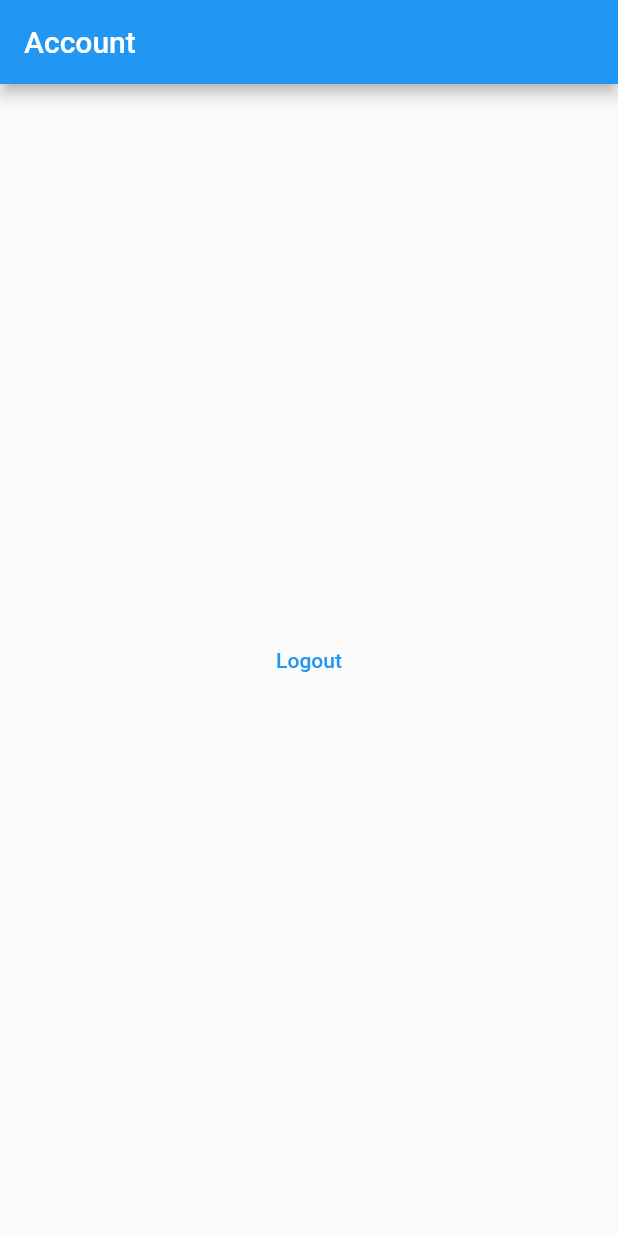
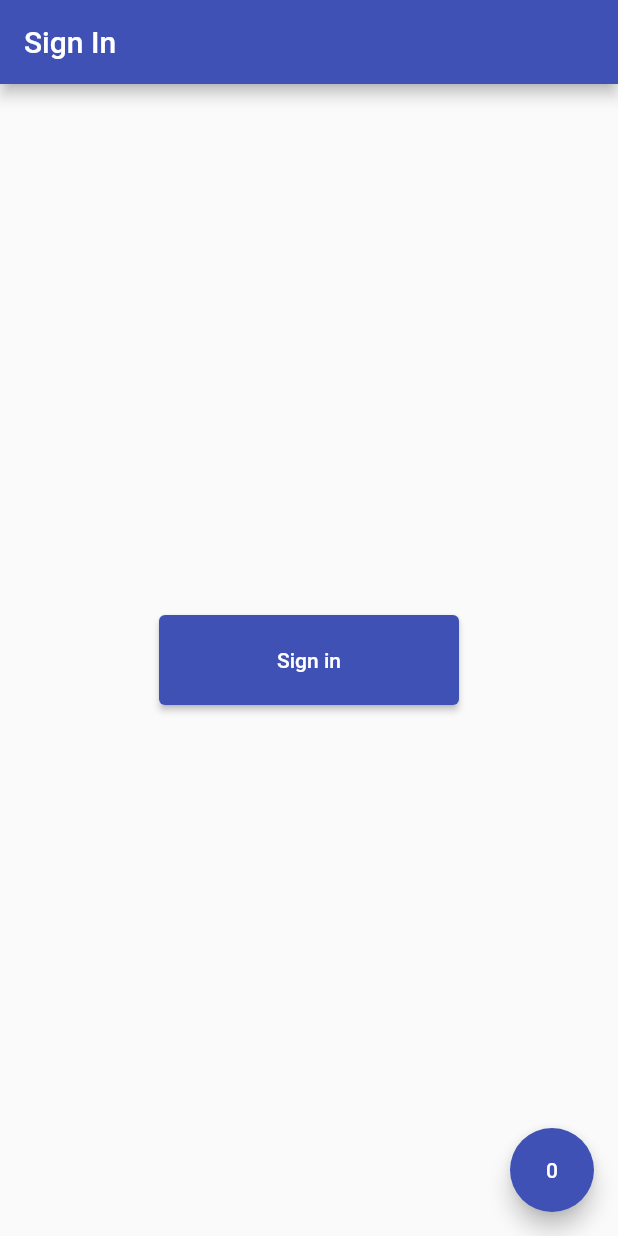
Before and after one commit to bizz84/async_notifier_example_riverpod, a Flutter app: the screen it shows after launch, on a phone screen of 412 x 824 dp. Run offline on Flutter 3.47's test engine with Material 2 defaults, Android fonts, the light colour scheme and no system bars; our stand-ins replace flutter_riverpod, riverpod_annotation; generated files the repository leaves out were written again.

Commit message:
Complete example with AuthController, counter

```diff
--- a/lib/account_screen.dart
+++ /dev/null
@@ -1,41 +0,0 @@
-import 'package:async_notifier_example_riverpod/account_screen_controller.dart';
-import 'package:flutter/material.dart';
-import 'package:flutter_riverpod/flutter_riverpod.dart';
-
-/// Simple account screen showing some user info and a logout button.
-class AccountScreen extends ConsumerWidget {
-  const AccountScreen({super.key});
-
-  @override
-  Widget build(BuildContext context, WidgetRef ref) {
-    ref.listen<AsyncValue>(
-      accountScreenControllerProvider,
-      (_, state) {
-        if (state.hasError) {
-          ScaffoldMessenger.of(context).showSnackBar(
-            SnackBar(content: Text(state.asError.toString())),
-          );
-        }
-      },
-    );
-    final state = ref.watch(accountScreenControllerProvider);
-    return Scaffold(
-      appBar: AppBar(
-        title: state.isLoading
-            ? const CircularProgressIndicator(
-                valueColor: AlwaysStoppedAnimation(Colors.white),
-              )
-            : const Text('Account'),
-      ),
-      body: Center(
-        child: TextButton(
-          onPressed: state.isLoading
-              ? null
-              : () =>
-                  ref.read(accountScreenControllerProvider.notifier).signOut(),
-          child: const Text('Logout'),
-        ),
-      ),
-    );
-  }
-}
--- a/lib/main.dart
+++ b/lib/main.dart
@@ -1,4 +1,4 @@
-import 'package:async_notifier_example_riverpod/account_screen.dart';
+import 'package:async_notifier_example_riverpod/widgets/auth_widget.dart';
 import 'package:flutter/material.dart';
 import 'package:flutter_riverpod/flutter_riverpod.dart';
 
@@ -13,10 +13,9 @@ class MyApp extends StatelessWidget {
   Widget build(BuildContext context) {
     return MaterialApp(
       title: 'Flutter Demo',
-      theme: ThemeData(
-        primarySwatch: Colors.blue,
-      ),
-      home: const AccountScreen(),
+      debugShowCheckedModeBanner: false,
+      theme: ThemeData(primarySwatch: Colors.indigo),
+      home: const AuthWidget(),
     );
   }
 }
--- a/lib/fake_auth_repository.dart
+++ b/lib/repositories/fake_auth_repository.dart
@@ -2,12 +2,13 @@ import 'dart:async';
 
 import 'package:flutter_riverpod/flutter_riverpod.dart';
 
+/// A fake repository class to be used by the notifiers
 class FakeAuthRepository {
   FakeAuthRepository() {
     _authStateController.add(false);
   }
 
-  final _authStateController = StreamController<bool>.broadcast();
+  final _authStateController = StreamController<bool>();
   Stream<bool> authStateChanges() => _authStateController.stream;
 
   Future<void> signInAnonymously() async {
--- /dev/null
+++ b/lib/widgets/auth_button.dart
@@ -0,0 +1,33 @@
+import 'package:async_notifier_example_riverpod/notifiers/auth_controller.dart';
+import 'package:flutter/material.dart';
+import 'package:flutter_riverpod/flutter_riverpod.dart';
+
+// auth button that can be used for signing in or signing out
+class AuthButton extends ConsumerWidget {
+  const AuthButton({super.key, required this.text, required this.onPressed});
+  final String text;
+  final VoidCallback onPressed;
+
+  @override
+  Widget build(BuildContext context, WidgetRef ref) {
+    ref.listen<AsyncValue<void>>(
+      authControllerProvider,
+      (_, state) {
+        if (state.hasError) {
+          ScaffoldMessenger.of(context).showSnackBar(
+            SnackBar(content: Text(state.asError.toString())),
+          );
+        }
+      },
+    );
+    final state = ref.watch(authControllerProvider);
+    return SizedBox(
+      width: 200,
+      height: 60,
+      child: ElevatedButton(
+        onPressed: state.isLoading ? null : onPressed,
+        child: state.isLoading ? const CircularProgressIndicator() : Text(text),
+      ),
+    );
+  }
+}
--- /dev/null
+++ b/lib/widgets/auth_widget.dart
@@ -0,0 +1,26 @@
+import 'package:async_notifier_example_riverpod/repositories/fake_auth_repository.dart';
+import 'package:async_notifier_example_riverpod/widgets/sign_in_screen.dart';
+import 'package:async_notifier_example_riverpod/widgets/sign_out_screen.dart';
+import 'package:flutter/material.dart';
+import 'package:flutter_riverpod/flutter_riverpod.dart';
+
+class AuthWidget extends ConsumerWidget {
+  const AuthWidget({super.key});
+
+  @override
+  Widget build(BuildContext context, WidgetRef ref) {
+    final authStateAsync = ref.watch(authStateChangesProvider);
+    return authStateAsync.when(
+      data: (signedIn) {
+        if (signedIn) {
+          return const SignOutScreen();
+        } else {
+          return const SignInScreen();
+        }
+      },
+      error: (e, st) => Scaffold(body: Center(child: Text(e.toString()))),
+      loading: () =>
+          const Scaffold(body: Center(child: CircularProgressIndicator())),
+    );
+  }
+}
--- /dev/null
+++ b/lib/widgets/counter_widget.dart
@@ -0,0 +1,16 @@
+import 'package:async_notifier_example_riverpod/notifiers/counter.dart';
+import 'package:flutter/material.dart';
+import 'package:flutter_riverpod/flutter_riverpod.dart';
+
+class CounterWidget extends ConsumerWidget {
+  const CounterWidget({super.key});
+
+  @override
+  Widget build(BuildContext context, WidgetRef ref) {
+    final counter = ref.watch(counterProvider);
+    return FloatingActionButton(
+      child: Text('$counter'),
+      onPressed: () => ref.read(counterProvider.notifier).state++,
+    );
+  }
+}
--- /dev/null
+++ b/lib/widgets/sign_in_screen.dart
@@ -0,0 +1,27 @@
+import 'package:async_notifier_example_riverpod/notifiers/auth_controller.dart';
+import 'package:async_notifier_example_riverpod/widgets/auth_button.dart';
+import 'package:async_notifier_example_riverpod/widgets/counter_widget.dart';
+import 'package:flutter/material.dart';
+import 'package:flutter_riverpod/flutter_riverpod.dart';
+
+/// Simple account screen showing a login button.
+class SignInScreen extends ConsumerWidget {
+  const SignInScreen({super.key});
+
+  @override
+  Widget build(BuildContext context, WidgetRef ref) {
+    return Scaffold(
+      appBar: AppBar(
+        title: const Text('Sign In'),
+      ),
+      body: Center(
+        child: AuthButton(
+          text: 'Sign in',
+          onPressed: () =>
+              ref.read(authControllerProvider.notifier).signInAnonymously(),
+        ),
+      ),
+      floatingActionButton: const CounterWidget(),
+    );
+  }
+}
```
Also changed, not shown: lib/account_screen_controller.dart (deleted, +0 -18 lines), lib/notifiers/auth_controller.dart (added, +25 -0 lines), lib/notifiers/auth_controller_manual.dart (added, +27 -0 lines), lib/notifiers/counter.dart (added, +16 -0 lines), lib/notifiers/counter_manual.dart (added, +15 -0 lines), lib/notifiers/state_auth_notifier.dart (added, +31 -0 lines), lib/widgets/sign_out_screen.dart (added, +26 -0 lines), lib/notifiers/auth_controller.g.dart (added), lib/notifiers/counter.g.dart, 2 other files.
